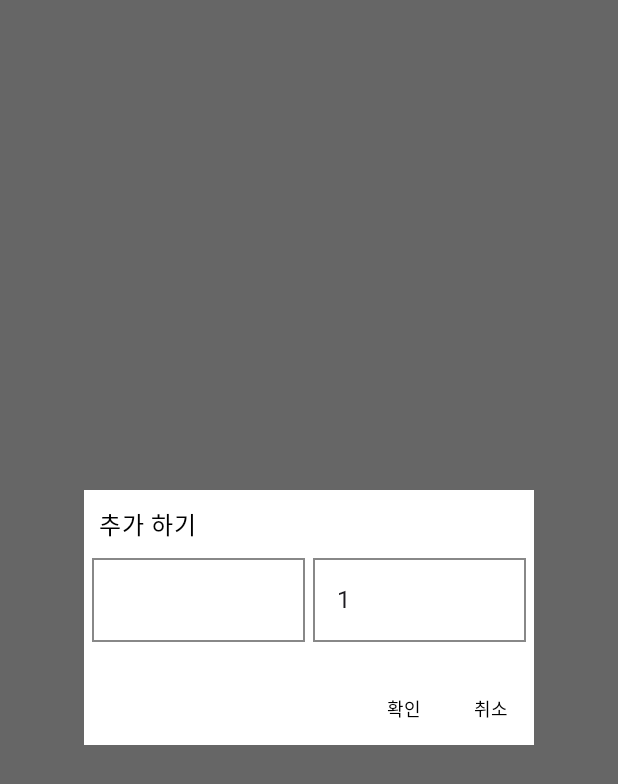
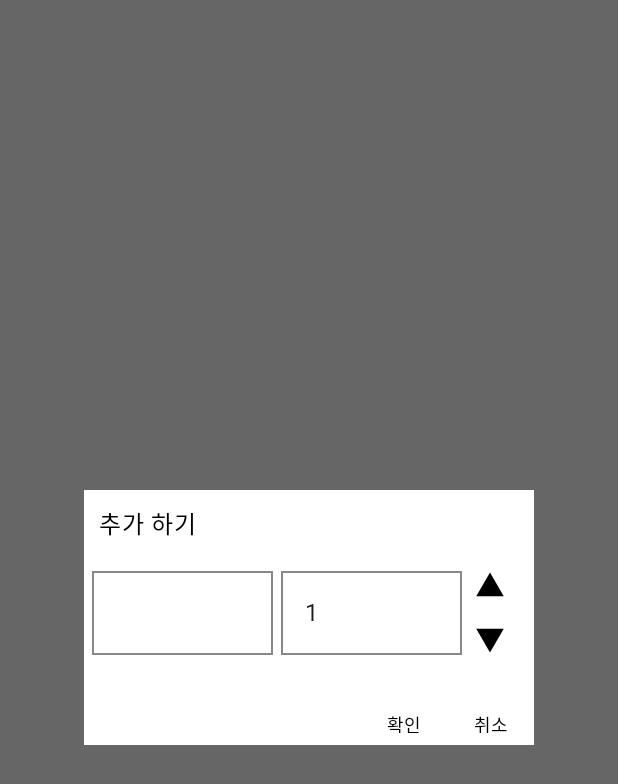
Before and after one commit to applepepsi/SimpleProductCounter, an Android app built with Jetpack Compose: the @Preview function ModifyProductPreview, on a phone screen of 412 x 824 dp. Shown: the top 784 px of the screen. Run offline under Robolectric (Android 15) with nearby library versions, the phone set to English and light mode, and no system bars; our stand-ins replace Dagger/Hilt's generated code, Room's generated code; 1 statement that could not run was skipped.

Commit message:
상품 카운터 0일때 해결, 업 다운 버튼 추가

```diff
--- a/app/src/main/java/com/example/simpleproductcounter/component/MainItemComponent.kt
+++ b/app/src/main/java/com/example/simpleproductcounter/component/MainItemComponent.kt
@@ -81,11 +81,32 @@ fun ItemComponent(
                 verticalAlignment = Alignment.CenterVertically
 
             ) {
+                if(productViewModel.setShowDeleteIcon.value){
+                    IconButton(
+                        onClick = {
+                            productViewModel.setSelectBrand(singleBrand)
+                            productViewModel.deleteBrandName()
+                        },
+                        modifier = Modifier
+                            .padding(end = 5.dp)
+                            .size(37.dp)
+
+                    ){
+                        Icon(
+                            imageVector = ImageVector.vectorResource(R.drawable.delete_button),
+                            contentDescription = null,
+                            modifier = Modifier.size(20.dp),
+                        )
+                    }
+                }
+
                 TextButton(
+
                     onClick = {
                         productViewModel.setSelectBrand(singleBrand)
                         productViewModel.toggleShowBrandModifyDialog()
-                    }
+                    },
+                    modifier = Modifier
                 )
                 {
                     Text(
@@ -99,24 +120,7 @@ fun ItemComponent(
                         modifier = Modifier.padding(end=10.dp)
                     )
                 }
-                if(productViewModel.setShowDeleteIcon.value){
-                    IconButton(
-                        onClick = {
-                            productViewModel.setSelectBrand(singleBrand)
-                            productViewModel.deleteBrandName()
-                        },
-                        modifier = Modifier
-                            .size(20.dp)
 
-
-                    ){
-                        Icon(
-                            imageVector = ImageVector.vectorResource(R.drawable.delete_button),
-                            contentDescription = null,
-                            modifier = Modifier.size(20.dp),
-                        )
-                    }
-                }
             }
 
             DividerComponent()
@@ -323,7 +327,8 @@ fun ModifyOrAddProductDataDialog(
                 modifier = Modifier
                     .padding(start=5.dp,end=5.dp)
                     ,
-                horizontalArrangement = Arrangement.SpaceAround
+                horizontalArrangement = Arrangement.SpaceAround,
+                verticalAlignment = Alignment.CenterVertically
             ){
                 TextField(
                     shape = RoundedCornerShape(10.dp),
@@ -371,6 +376,41 @@ fun ModifyOrAddProductDataDialog(
                         .weight(1f)
                         .border(width = 1.dp, color = Color.Gray)
                 )
+
+                Column(
+                    verticalArrangement = Arrangement.Center
+                ) {
+                    IconButton(
+                        onClick = {
+                            productViewModel.itemCountUp()
+                        },
+                        modifier = Modifier
+                            .padding(end = 5.dp)
+                            .size(37.dp)
+
+                    ) {
+                        Icon(
+                            imageVector = ImageVector.vectorResource(R.drawable.up_button),
+                            contentDescription = null,
+                            modifier = Modifier.size(20.dp),
+                        )
+                    }
+                    IconButton(
+                        onClick = {
+                            productViewModel.itemCountDown()
+                        },
+                        modifier = Modifier
+                            .padding(end = 5.dp)
+                            .size(37.dp)
+                    ) {
+                        Icon(
+                            imageVector = ImageVector.vectorResource(R.drawable.down_button),
+                            contentDescription = null,
+                            modifier = Modifier.size(20.dp),
+                        )
+                    }
+                }
+
             }
 
             Spacer(modifier = Modifier.height(20.dp))
--- a/app/src/main/java/com/example/simpleproductcounter/dataBase/ItemDataDao.kt
+++ b/app/src/main/java/com/example/simpleproductcounter/dataBase/ItemDataDao.kt
@@ -27,7 +27,7 @@ interface ItemDataDao {
     fun getAllProductData(): Flow<List<ItemAndDistributors>>
 
     @Transaction
-    @Query("SELECT SUM(count) FROM DBDistributor")
+    @Query("SELECT IFNULL(SUM(count), 0) FROM DBDistributor")
     fun getAllProductCounter(): Flow<Int>
 
     @Query("UPDATE DBDistributor SET distributor=:newDistributor, count=:count ,itemId = :dbBrandIdNum WHERE id = :id")
--- a/app/src/main/java/com/example/simpleproductcounter/viewModel/ProductViewModel.kt
+++ b/app/src/main/java/com/example/simpleproductcounter/viewModel/ProductViewModel.kt
@@ -59,6 +59,7 @@ class ProductViewModel  @Inject constructor(
     private var _setShowDeleteIcon= mutableStateOf(true)
 
     val setShowDeleteIcon: State<Boolean> = _setShowDeleteIcon
+
 
     init{
         getAllProductData()
@@ -243,4 +244,15 @@ class ProductViewModel  @Inject constructor(
         }
     }
 
+    fun itemCountUp(){
+        val currentCount = _selectDistributorData.value.count
+        _selectDistributorData.value = _selectDistributorData.value.copy(count = currentCount + 1)
+    }
+    fun itemCountDown(){
+        val currentCount = _selectDistributorData.value.count
+        if(currentCount>1){
+            _selectDistributorData.value = _selectDistributorData.value.copy(count = currentCount - 1)
+        }
+    }
+
 }
--- /dev/null
+++ b/app/src/main/res/drawable/down_button.xml
@@ -0,0 +1,10 @@
+<?xml version="1.0" encoding="utf-8"?>
+<vector xmlns:android="http://schemas.android.com/apk/res/android"
+    android:width="20dp"
+    android:height="17dp"
+    android:viewportWidth="20"
+    android:viewportHeight="17">
+    <path
+        android:fillColor="#FF000000"
+        android:pathData="M19.17 0.5H0.83L10 16.33"/>
+</vector>
--- /dev/null
+++ b/app/src/main/res/drawable/up_button.xml
@@ -0,0 +1,10 @@
+<?xml version="1.0" encoding="utf-8"?>
+<vector xmlns:android="http://schemas.android.com/apk/res/android"
+    android:width="20dp"
+    android:height="20dp"
+    android:viewportWidth="20"
+    android:viewportHeight="20">
+    <path
+        android:fillColor="#FF000000"
+        android:pathData="M0.83 17.5h18.34L10 1.67"/>
+</vector>
```
